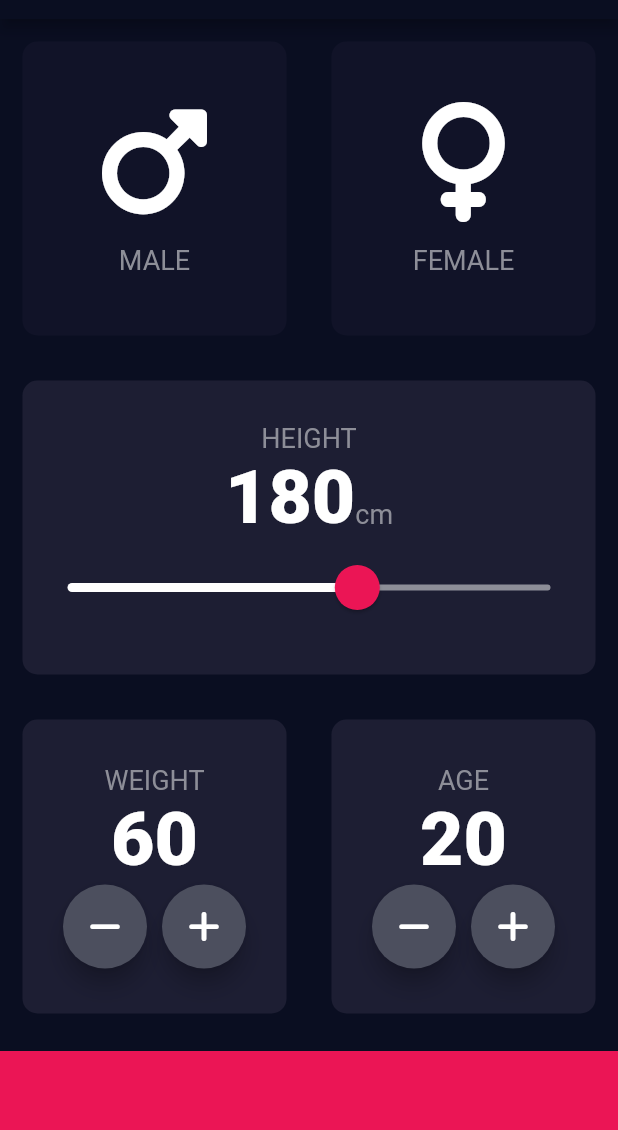
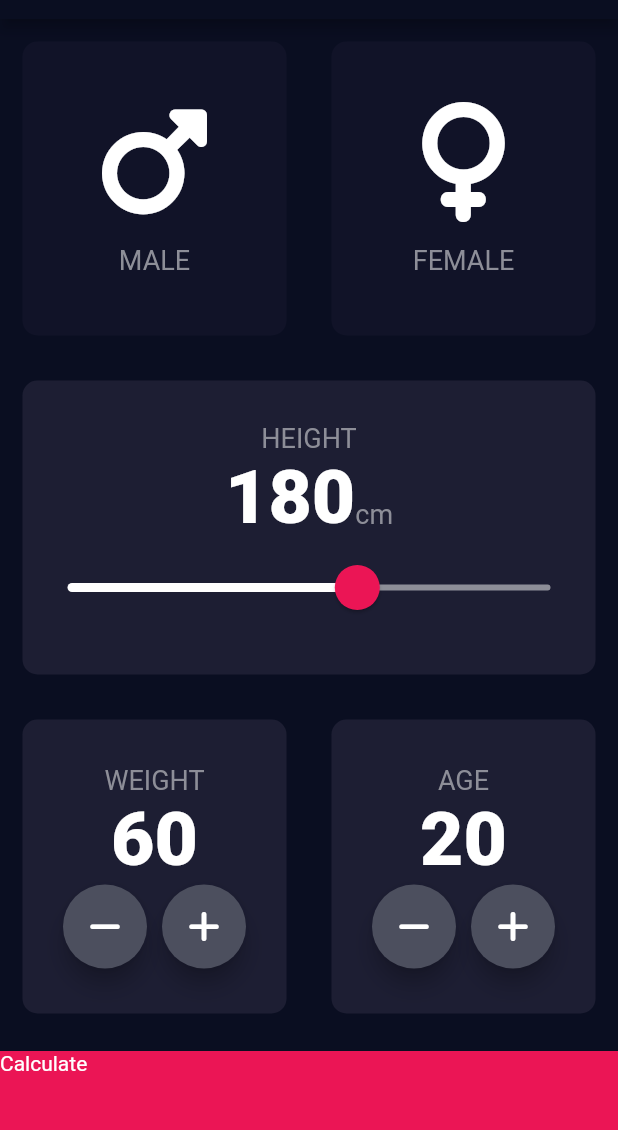
Before and after one commit to 0xharkirat/bmi_calculator, a Flutter app: the screen it shows after launch, on a phone screen of 412 x 824 dp, the part 65-1195 px from its top. Run offline on Flutter 3.47's test engine with Material 2 defaults, Android fonts, the phone set to English and light mode, and no system bars; our stand-ins replace font_awesome_flutter.

```diff
--- a/lib/input_page.dart
+++ b/lib/input_page.dart
@@ -1,8 +1,10 @@
+import 'package:bmi_calculator/results_page.dart';
 import 'package:flutter/material.dart';
 import 'package:font_awesome_flutter/font_awesome_flutter.dart';
 import 'reusable_card.dart';
 import 'icon_content.dart';
 import 'constants.dart';
+import 'results_page.dart';
 
 enum Gender {
   male,
@@ -202,11 +204,19 @@ class _InputPageState extends State<InputPage> {
             ],
           ),
           ),
-          Container(
-            width: double.infinity,
-            color: kBottomContainerColor,
-            height: kBottomContainerHeight,
-            margin: EdgeInsets.only(top: 10.0),
+          GestureDetector(
+            onTap: (){
+              Navigator.push(context, MaterialPageRoute(builder: (context)=> ResultsPage()));
+            },
+            child: Container(
+              width: double.infinity,
+              color: kBottomContainerColor,
+              height: kBottomContainerHeight,
+              margin: EdgeInsets.only(top: 10.0),
+              child: Text(
+                'Calculate'
+              ),
+            ),
           )
         ],
       )
```
Also changed, not shown: lib/results_page.dart (added, +18 -0 lines).
